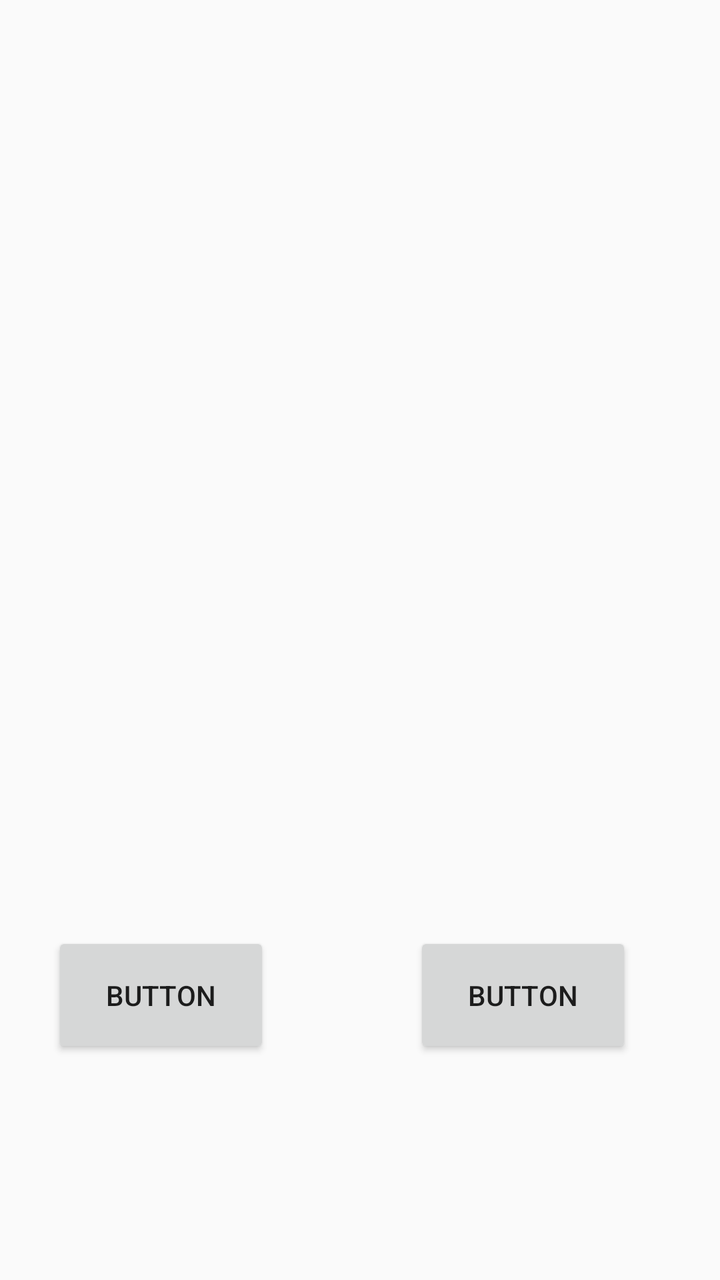
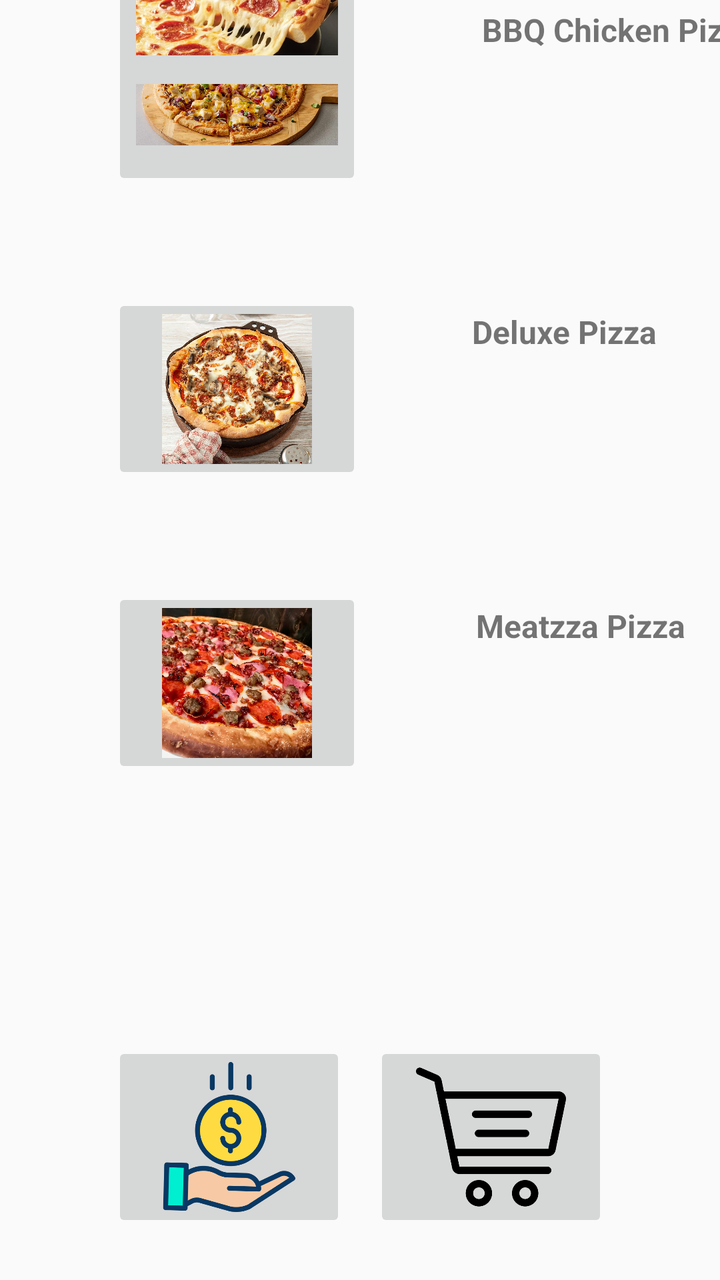

Two renders of the same Android screen: before a commit and after it. Below are the layout's source before the change and the commit's diff.
<!-- AndroidManifest.xml: activity theme Theme.RUPizza -->
<!-- res/layout/activity_main.xml -->
<?xml version="1.0" encoding="utf-8"?>
<LinearLayout xmlns:android="http://schemas.android.com/apk/res/android"
    xmlns:app="http://schemas.android.com/apk/res-auto"
    xmlns:tools="http://schemas.android.com/tools"
    android:orientation="vertical"
    android:layout_width="match_parent"
    android:layout_height="match_parent">

    <androidx.constraintlayout.widget.ConstraintLayout
        android:layout_width="match_parent"
        android:layout_height="match_parent">

        <TextView
            android:id="@+id/textView"
            android:layout_width="125dp"
            android:layout_height="40dp"
            android:text="Pizza Time"
            android:textSize="20sp"
            app:layout_constraintBottom_toTopOf="@+id/recyclerView"
            app:layout_constraintEnd_toEndOf="parent"
            app:layout_constraintHorizontal_bias="0.501"
            app:layout_constraintStart_toStartOf="parent"
            app:layout_constraintTop_toTopOf="parent"
            app:layout_constraintVertical_bias="0.481" />

        <androidx.recyclerview.widget.RecyclerView
            android:id="@+id/recyclerView"
            android:layout_width="380dp"
            android:layout_height="554dp"
            android:layout_marginBottom="216dp"
            app:layout_constraintBottom_toBottomOf="parent"
            app:layout_constraintEnd_toEndOf="parent"
            app:layout_constraintStart_toStartOf="parent" />

        <Button
            android:id="@+id/button"
            android:layout_width="109dp"
            android:layout_height="63dp"
            android:text="Button"
            app:layout_constraintBottom_toBottomOf="parent"
            app:layout_constraintEnd_toStartOf="@+id/button2"
            app:layout_constraintHorizontal_bias="0.264"
            app:layout_constraintStart_toStartOf="parent"
            app:layout_constraintTop_toBottomOf="@+id/recyclerView"
            app:layout_constraintVertical_bias="0.274" />

        <Button
            android:id="@+id/button2"
            android:layout_width="109dp"
            android:layout_height="63dp"
            android:layout_marginEnd="44dp"
            android:text="Button"
            app:layout_constraintBottom_toBottomOf="parent"
            app:layout_constraintEnd_toEndOf="parent"
            app:layout_constraintTop_toBottomOf="@+id/recyclerView"
            app:layout_constraintVertical_bias="0.274" />
    </androidx.constraintlayout.widget.ConstraintLayout>
</LinearLayout>
<!-- resources referenced by this layout -->
<resources>
  <style name="Theme.RUPizza" parent="Theme.AppCompat.Light.NoActionBar">
          
          <item name="colorPrimary">@color/purple_500</item>
          <item name="colorPrimaryDark">@color/purple_700</item>
          <item name="colorAccent">@color/teal_200</item>
      </style>
  <color name="purple_500">#FF6200EE</color>
  <color name="purple_700">#FF3700B3</color>
  <color name="teal_200">#FF03DAC5</color>
</resources>

<!-- the commit's change to res/layout/activity_main.xml (unified diff, before → after) -->
@@ -10,49 +10,148 @@
         android:layout_width="match_parent"
         android:layout_height="match_parent">
 
-        <TextView
-            android:id="@+id/textView"
+        <ImageButton
+            android:id="@+id/imageButton4"
             android:layout_width="125dp"
-            android:layout_height="40dp"
-            android:text="Pizza Time"
-            android:textSize="20sp"
-            app:layout_constraintBottom_toTopOf="@+id/recyclerView"
+            android:layout_height="95dp"
+            android:layout_marginStart="56dp"
+            android:layout_marginBottom="52dp"
+            android:scaleType="fitCenter"
+            app:layout_constraintBottom_toTopOf="@+id/imageButton5"
+            app:layout_constraintStart_toStartOf="parent"
+            app:srcCompat="@drawable/pizza_bbq_chicken_thin_crust" />
+
+        <ImageButton
+            android:id="@+id/imageButton3"
+            android:layout_width="117dp"
+            android:layout_height="95dp"
+            android:layout_marginEnd="56dp"
+            android:layout_marginBottom="24dp"
+            android:scaleType="fitCenter"
+            app:layout_constraintBottom_toBottomOf="parent"
             app:layout_constraintEnd_toEndOf="parent"
-            app:layout_constraintHorizontal_bias="0.501"
+            app:srcCompat="@drawable/shopping_cart" />
+
+        <ImageButton
+            android:id="@+id/imageButton2"
+            android:layout_width="117dp"
+            android:layout_height="95dp"
+            android:layout_marginStart="56dp"
+            android:layout_marginEnd="94dp"
+            android:layout_marginBottom="24dp"
+            android:scaleType="fitCenter"
+            app:layout_constraintBottom_toBottomOf="parent"
+            app:layout_constraintEnd_toStartOf="@+id/imageButton3"
+            app:layout_constraintHorizontal_bias="0.0"
+            app:layout_constraintStart_toStartOf="parent"
+            app:srcCompat="@drawable/orders" />
+
+        <ImageButton
+            android:id="@+id/imageButton"
+            android:layout_width="125dp"
+            android:layout_height="95dp"
+            android:layout_marginStart="56dp"
+            android:layout_marginTop="48dp"
+            android:scaleType="fitCenter"
+            app:layout_constraintBottom_toTopOf="@+id/imageButton4"
             app:layout_constraintStart_toStartOf="parent"
             app:layout_constraintTop_toTopOf="parent"
-            app:layout_constraintVertical_bias="0.481" />
+            app:layout_constraintVertical_bias="0.146"
+            app:srcCompat="@drawable/pizza_byo_default" />
 
-        <androidx.recyclerview.widget.RecyclerView
-            android:id="@+id/recyclerView"
-            android:layout_width="380dp"
-            android:layout_height="554dp"
-            android:layout_marginBottom="216dp"
-            app:layout_constraintBottom_toBottomOf="parent"
+        <TextView
+            android:id="@+id/textView2"
+            android:layout_width="wrap_content"
+            android:layout_height="wrap_content"
+            android:layout_marginStart="43dp"
+            android:layout_marginTop="4dp"
+            android:layout_marginEnd="64dp"
+            android:layout_marginBottom="69dp"
+            android:scaleType="fitCenter"
+            android:text="Build Your Own"
+            android:textAlignment="viewStart"
+            android:textSize="16sp"
+            android:textStyle="bold"
+            app:layout_constraintBottom_toBottomOf="@+id/imageButton"
             app:layout_constraintEnd_toEndOf="parent"
-            app:layout_constraintStart_toStartOf="parent" />
+            app:layout_constraintHorizontal_bias="0.529"
+            app:layout_constraintStart_toEndOf="@+id/imageButton"
+            app:layout_constraintTop_toTopOf="@+id/imageButton"
+            app:layout_constraintVertical_bias="0.0" />
 
-        <Button
-            android:id="@+id/button"
-            android:layout_width="109dp"
-            android:layout_height="63dp"
-            android:text="Button"
-            app:layout_constraintBottom_toBottomOf="parent"
-            app:layout_constraintEnd_toStartOf="@+id/button2"
-            app:layout_constraintHorizontal_bias="0.264"
+        <TextView
+            android:id="@+id/textView8"
+            android:layout_width="wrap_content"
+            android:layout_height="wrap_content"
+            android:layout_marginStart="52dp"
+            android:layout_marginTop="8dp"
+            android:layout_marginBottom="65dp"
+            android:text="Deluxe Pizza"
+            android:textSize="16sp"
+            android:textStyle="bold"
+            app:layout_constraintBottom_toBottomOf="@+id/imageButton5"
+            app:layout_constraintEnd_toEndOf="parent"
+            app:layout_constraintHorizontal_bias="0.084"
+            app:layout_constraintStart_toEndOf="@+id/imageButton5"
+            app:layout_constraintTop_toTopOf="@+id/imageButton5"
+            app:layout_constraintVertical_bias="0.0" />
+
+        <TextView
+            android:id="@+id/textView5"
+            android:layout_width="wrap_content"
+            android:layout_height="wrap_content"
+            android:layout_marginStart="60dp"
+            android:layout_marginTop="4dp"
+            android:layout_marginBottom="69dp"
+            android:scaleType="fitCenter"
+            android:text="BBQ Chicken Pizza"
+            android:textSize="16sp"
+            android:textStyle="bold"
+            app:layout_constraintBottom_toBottomOf="@+id/imageButton4"
+            app:layout_constraintEnd_toEndOf="parent"
+            app:layout_constraintHorizontal_bias="0.018"
+            app:layout_constraintStart_toEndOf="@+id/imageButton4"
+            app:layout_constraintTop_toTopOf="@+id/imageButton4"
+            app:layout_constraintVertical_bias="0.0" />
+
+        <TextView
+            android:id="@+id/textView9"
+            android:layout_width="wrap_content"
+            android:layout_height="wrap_content"
+            android:layout_marginStart="56dp"
+            android:layout_marginTop="8dp"
+            android:layout_marginBottom="65dp"
+            android:text="Meatzza Pizza"
+            android:textSize="16sp"
+            android:textStyle="bold"
+            app:layout_constraintBottom_toBottomOf="@+id/imageButton6"
+            app:layout_constraintEnd_toEndOf="parent"
+            app:layout_constraintHorizontal_bias="0.054"
+            app:layout_constraintStart_toEndOf="@+id/imageButton6"
+            app:layout_constraintTop_toTopOf="@+id/imageButton6"
+            app:layout_constraintVertical_bias="0.0" />
+
+        <ImageButton
+            android:id="@+id/imageButton5"
+            android:layout_width="125dp"
+            android:layout_height="95dp"
+            android:layout_marginStart="56dp"
+            android:layout_marginBottom="52dp"
+            android:scaleType="fitCenter"
+            app:layout_constraintBottom_toTopOf="@+id/imageButton6"
             app:layout_constraintStart_toStartOf="parent"
-            app:layout_constraintTop_toBottomOf="@+id/recyclerView"
-            app:layout_constraintVertical_bias="0.274" />
+            app:srcCompat="@drawable/pizza_deluxe_chicago_deep_dish" />
 
-        <Button
-            android:id="@+id/button2"
-            android:layout_width="109dp"
-            android:layout_height="63dp"
-            android:layout_marginEnd="44dp"
-            android:text="Button"
-            app:layout_constraintBottom_toBottomOf="parent"
-            app:layout_constraintEnd_toEndOf="parent"
-            app:layout_constraintTop_toBottomOf="@+id/recyclerView"
-            app:layout_constraintVertical_bias="0.274" />
+        <ImageButton
+            android:id="@+id/imageButton6"
+            android:layout_width="125dp"
+            android:layout_height="95dp"
+            android:layout_marginStart="56dp"
+            android:layout_marginBottom="132dp"
+            android:scaleType="fitCenter"
+            app:layout_constraintBottom_toTopOf="@+id/imageButton2"
+            app:layout_constraintStart_toStartOf="parent"
+            app:srcCompat="@drawable/pizza_meatzza_hand_tossed" />
+
     </androidx.constraintlayout.widget.ConstraintLayout>
 </LinearLayout>
<!-- resource entries referenced after the edit -->
@@ -1,5 +1,11 @@
 <!-- resources referenced by this layout -->
 <resources>
+  <!-- drawable orders: png bitmap (drawable, 31708 bytes) -->
+  <!-- drawable pizza_bbq_chicken_thin_crust: png bitmap (drawable, 140609 bytes) -->
+  <!-- drawable pizza_byo_default: jpeg bitmap (drawable, 71906 bytes) -->
+  <!-- drawable pizza_deluxe_chicago_deep_dish: png bitmap (drawable, 352119 bytes) -->
+  <!-- drawable pizza_meatzza_hand_tossed: png bitmap (drawable, 465781 bytes) -->
+  <!-- drawable shopping_cart: png bitmap (drawable, 11386 bytes) -->
   <style name="Theme.RUPizza" parent="Theme.AppCompat.Light.NoActionBar">
           
           <item name="colorPrimary">@color/purple_500</item>
